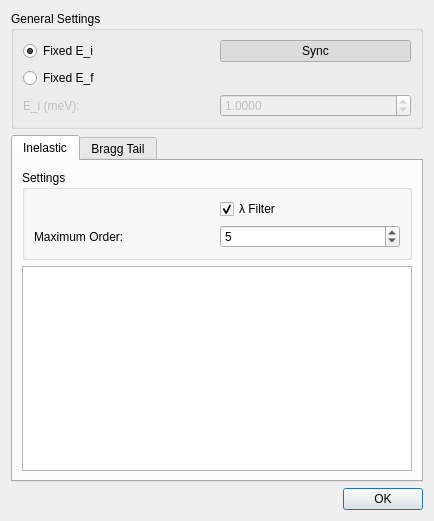
Qt form ui/spurions.ui (t-weber/takin) before a commit.
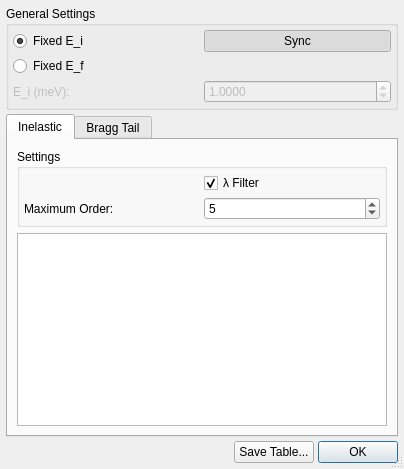
The same form after that commit. The open tabs and pages were chosen to show the change. Custom widgets are drawn as their Qt base class.

```diff
--- a/ui/spurions.ui
+++ b/ui/spurions.ui
@@ -6,86 +6,24 @@
    <rect>
     <x>0</x>
     <y>0</y>
-    <width>434</width>
-    <height>521</height>
+    <width>404</width>
+    <height>469</height>
    </rect>
   </property>
   <property name="windowTitle">
    <string>Spurious Scattering</string>
   </property>
+  <property name="sizeGripEnabled">
+   <bool>true</bool>
+  </property>
   <layout class="QGridLayout" name="gridLayout_6">
-   <item row="0" column="0" colspan="2">
-    <widget class="QGroupBox" name="groupBox">
-     <property name="title">
-      <string>General Settings</string>
-     </property>
-     <layout class="QGridLayout" name="gridLayout">
-      <item row="3" column="0">
-       <widget class="QLabel" name="labelE">
-        <property name="enabled">
-         <bool>false</bool>
-        </property>
-        <property name="text">
-         <string>E_i (meV):</string>
-        </property>
-       </widget>
-      </item>
-      <item row="3" column="1">
-       <widget class="QDoubleSpinBox" name="spinE">
-        <property name="enabled">
-         <bool>false</bool>
-        </property>
-        <property name="decimals">
-         <number>4</number>
-        </property>
-        <property name="minimum">
-         <double>0.000000000000000</double>
-        </property>
-        <property name="maximum">
-         <double>999.999900000000025</double>
-        </property>
-        <property name="singleStep">
-         <double>0.010000000000000</double>
-        </property>
-        <property name="value">
-         <double>1.000000000000000</double>
-        </property>
-       </widget>
-      </item>
-      <item row="0" column="0">
-       <widget class="QRadioButton" name="radioFixedEi">
-        <property name="text">
-         <string>Fixed E_i</string>
-        </property>
-        <property name="checked">
-         <bool>true</bool>
-        </property>
-       </widget>
-      </item>
-      <item row="2" column="0">
-       <widget class="QRadioButton" name="radioFixedEf">
-        <property name="text">
-         <string>Fixed E_f</string>
-        </property>
-       </widget>
-      </item>
-      <item row="0" column="1">
-       <widget class="QPushButton" name="btnSync">
-        <property name="text">
-         <string>Sync</string>
-        </property>
-        <property name="checkable">
-         <bool>true</bool>
-        </property>
-        <property name="checked">
-         <bool>true</bool>
-        </property>
-       </widget>
-      </item>
-     </layout>
-    </widget>
-   </item>
-   <item row="1" column="0" colspan="2">
+   <property name="margin">
+    <number>6</number>
+   </property>
+   <property name="spacing">
+    <number>4</number>
+   </property>
+   <item row="1" column="0" colspan="3">
     <widget class="QTabWidget" name="tabWidget">
      <property name="currentIndex">
       <number>1</number>
@@ -107,6 +45,12 @@
           <string>Settings</string>
          </property>
          <layout class="QGridLayout" name="gridLayout_2">
+          <property name="margin">
+           <number>4</number>
+          </property>
+          <property name="spacing">
+           <number>4</number>
+          </property>
           <item row="1" column="0">
            <widget class="QLabel" name="label_2">
             <property name="text">
@@ -138,7 +82,11 @@
         </widget>
        </item>
        <item row="1" column="0">
-        <widget class="QPlainTextEdit" name="textSpurions"/>
+        <widget class="QTableWidget" name="tabInel">
+         <property name="sortingEnabled">
+          <bool>true</bool>
+         </property>
+        </widget>
        </item>
       </layout>
      </widget>
@@ -244,7 +192,7 @@
      </property>
     </widget>
    </item>
-   <item row="2" column="1">
+   <item row="2" column="2">
     <widget class="QDialogButtonBox" name="buttonBox">
      <property name="sizePolicy">
       <sizepolicy hsizetype="Minimum" vsizetype="Fixed">
@@ -260,6 +208,99 @@
      </property>
     </widget>
    </item>
+   <item row="0" column="0" colspan="3">
+    <widget class="QGroupBox" name="groupBox">
+     <property name="title">
+      <string>General Settings</string>
+     </property>
+     <layout class="QGridLayout" name="gridLayout">
+      <property name="margin">
+       <number>4</number>
+      </property>
+      <property name="spacing">
+       <number>4</number>
+      </property>
+      <item row="3" column="0">
+       <widget class="QLabel" name="labelE">
+        <property name="enabled">
+         <bool>false</bool>
+        </property>
+        <property name="text">
+         <string>E_i (meV):</string>
+        </property>
+       </widget>
+      </item>
+      <item row="3" column="1">
+       <widget class="QDoubleSpinBox" name="spinE">
+        <property name="enabled">
+         <bool>false</bool>
+        </property>
+        <property name="decimals">
+         <number>4</number>
+        </property>
+        <property name="minimum">
+         <double>0.000000000000000</double>
+        </property>
+        <property name="maximum">
+         <double>999.999900000000025</double>
+        </property>
+        <property name="singleStep">
+         <double>0.010000000000000</double>
+        </property>
+        <property name="value">
+         <double>1.000000000000000</double>
+        </property>
+       </widget>
+      </item>
+      <item row="0" column="0">
+       <widget class="QRadioButton" name="radioFixedEi">
+        <property name="text">
+         <string>Fixed E_i</string>
+        </property>
+        <property name="checked">
+         <bool>true</bool>
+        </property>
+       </widget>
+      </item>
+      <item row="2" column="0">
+       <widget class="QRadioButton" name="radioFixedEf">
+        <property name="text">
+         <string>Fixed E_f</string>
+        </property>
+       </widget>
+      </item>
+      <item row="0" column="1">
+       <widget class="QPushButton" name="btnSync">
+        <property name="toolTip">
+         <string>Keep in synchronisation with main view.</string>
+        </property>
+        <property name="text">
+         <string>Sync</string>
+        </property>
+        <property name="checkable">
+         <bool>true</bool>
+        </property>
+        <property name="checked">
+         <bool>true</bool>
+        </property>
+       </widget>
+      </item>
+     </layout>
+    </widget>
+   </item>
+   <item row="2" column="1">
+    <widget class="QPushButton" name="btnSaveTable">
+     <property name="sizePolicy">
+      <sizepolicy hsizetype="Minimum" vsizetype="Minimum">
+       <horstretch>0</horstretch>
+       <verstretch>0</verstretch>
+      </sizepolicy>
+     </property>
+     <property name="text">
+      <string>Save Table...</string>
+     </property>
+    </widget>
+   </item>
   </layout>
  </widget>
  <customwidgets>
```
Left out of the diff: 13 changed lines with no effect on the pictures.
